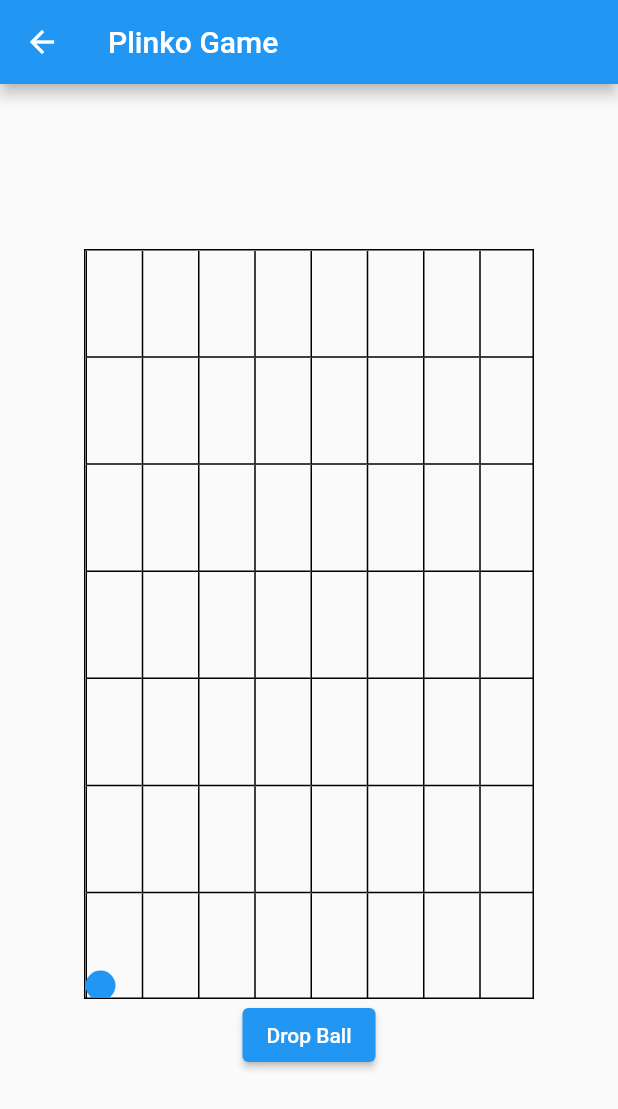
After one commit to thefirsthero/casino, a Flutter app: the PlinkoScreen screen opened directly, after a tap on "Drop Ball", on a phone screen of 412 x 824 dp. The commit adds this screen. Shown: the top 1109 px of the screen. Run offline on Flutter 3.47's test engine with Material 2 defaults, Android fonts, the phone set to English and light mode, and no system bars; our stand-ins replace bloc, cloud_firestore, file_picker, firebase_auth, firebase_core, firebase_storage and 4 more; missing offline and left inert: flutter_facebook_auth, the_apple_sign_in; accounts and stored records are empty.

Commit message:
added a few games - not working. BUT coin flip game works!

```diff
--- /dev/null
+++ b/lib/ui/home/plinko/plinko_screen.dart
@@ -0,0 +1,161 @@
+import 'dart:async';
+import 'dart:math';
+
+import 'package:flutter/material.dart';
+
+void main() => runApp(PlinkoApp());
+
+class PlinkoApp extends StatelessWidget {
+  @override
+  Widget build(BuildContext context) {
+    return MaterialApp(
+      home: PlinkoScreen(),
+    );
+  }
+}
+
+class PlinkoScreen extends StatefulWidget {
+  @override
+  _PlinkoScreenState createState() => _PlinkoScreenState();
+}
+
+class _PlinkoScreenState extends State<PlinkoScreen> {
+  final int rows = 7;
+  final int slots = 8;
+  double ballPosition = 0.0;
+  bool isDropping = false;
+  late StreamController<double> _controller;
+  late StreamSubscription<double> _subscription;
+
+  @override
+  void initState() {
+    super.initState();
+    _controller = StreamController<double>();
+    _subscription = _controller.stream.listen((position) {
+      setState(() {
+        ballPosition = position;
+      });
+    });
+  }
+
+  @override
+  void dispose() {
+    _controller.close();
+    _subscription.cancel();
+    super.dispose();
+  }
+
+  void dropBall() {
+    if (!isDropping) {
+      isDropping = true;
+      double initialX = 0.0; // Initial starting slot
+      double currentX = initialX;
+      double currentY = 0.0;
+      const double slotWidth = 1.0 / 8; // Width of each slot
+
+      _controller.add(currentX);
+
+      Timer.periodic(const Duration(milliseconds: 100), (timer) {
+        currentY += 0.1; // Adjust the speed of the ball drop
+
+        if (currentY >= rows) {
+          // Ball reached the bottom
+          timer.cancel();
+          isDropping = false;
+        } else {
+          currentX += slotWidth * (Random().nextInt(3) - 1); // Move left or right randomly
+          _controller.add(currentX);
+        }
+      });
+    }
+  }
+
+  @override
+  Widget build(BuildContext context) {
+    return Scaffold(
+      appBar: AppBar(
+        title: Text('Plinko Game'),
+      ),
+      body: Center(
+        child: Column(
+          mainAxisAlignment: MainAxisAlignment.center,
+          children: <Widget>[
+            PlinkoBoard(
+              rows: rows,
+              slots: slots,
+              ballPosition: ballPosition,
+            ),
+            ElevatedButton(
+              onPressed: dropBall,
+              child: Text('Drop Ball'),
+            ),
+          ],
+        ),
+      ),
+    );
+  }
+}
+
+class PlinkoBoard extends StatelessWidget {
+  final int rows;
+  final int slots;
+  final double ballPosition;
+
+  PlinkoBoard({
+    required this.rows,
+    required this.slots,
+    required this.ballPosition,
+  });
+
+  @override
+  Widget build(BuildContext context) {
+    final double slotWidth = 1.0 / slots;
+    final double slotHeight = 1.0 / rows;
+
+    return Container(
+      width: 300,
+      height: 500,
+      decoration: BoxDecoration(
+        border: Border.all(color: Colors.black),
+      ),
+      child: Stack(
+        children: <Widget>[
+          for (int i = 0; i < rows; i++)
+            for (int j = 0; j < slots; j++)
+              Positioned(
+                left: j * slotWidth * 300,
+                top: i * slotHeight * 500,
+                child: Container(
+                  width: slotWidth * 300,
+                  height: slotHeight * 500,
+                  decoration: BoxDecoration(
+                    border: Border(
+                      left: BorderSide(
+                        color: Colors.black,
+                        width: 1.0,
+                      ),
+                      bottom: BorderSide(
+                        color: Colors.black,
+                        width: 1.0,
+                      ),
+                    ),
+                  ),
+                ),
+              ),
+          Positioned(
+            left: ballPosition * 300,
+            top: rows * slotHeight * 500 - 20, // Adjust the position of the ball
+            child: Container(
+              width: 20,
+              height: 20,
+              decoration: BoxDecoration(
+                color: Colors.blue,
+                shape: BoxShape.circle,
+              ),
+            ),
+          ),
+        ],
+      ),
+    );
+  }
+}
```
Also changed, not shown: lib/ui/coin_flip/coin_flip.dart (added, +239 -0 lines), lib/ui/dice_roll/dice_roll_game.dart (added, +83 -0 lines), lib/ui/home/crash/crash_screen.dart (+18 -31 lines), lib/ui/home/drawer/drawer_widget.dart (+80 -5 lines), assets/images/coin.jpg (added).
